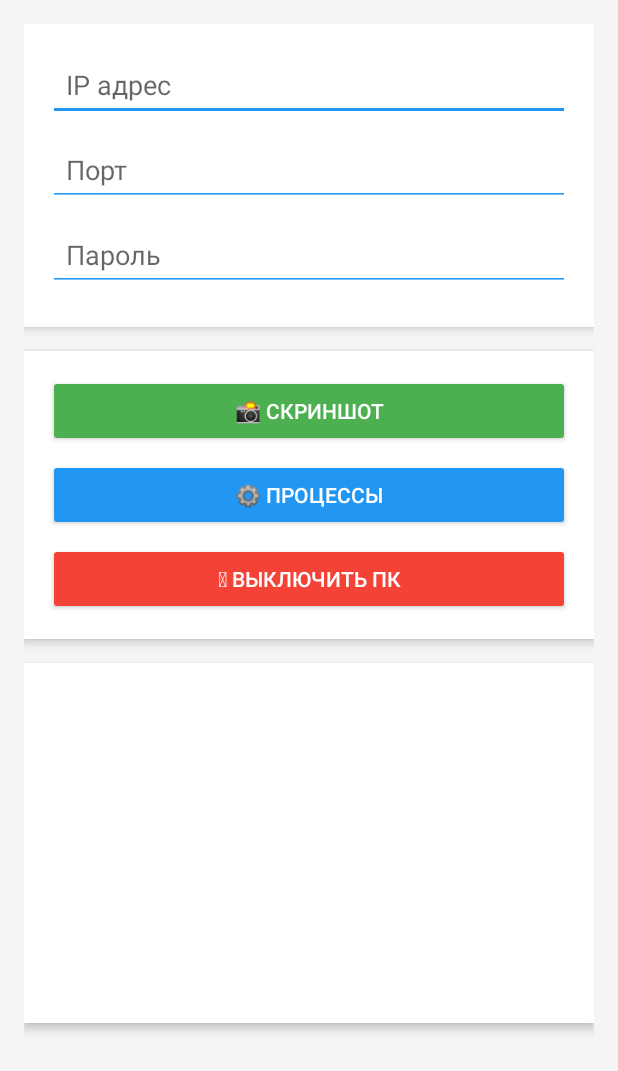
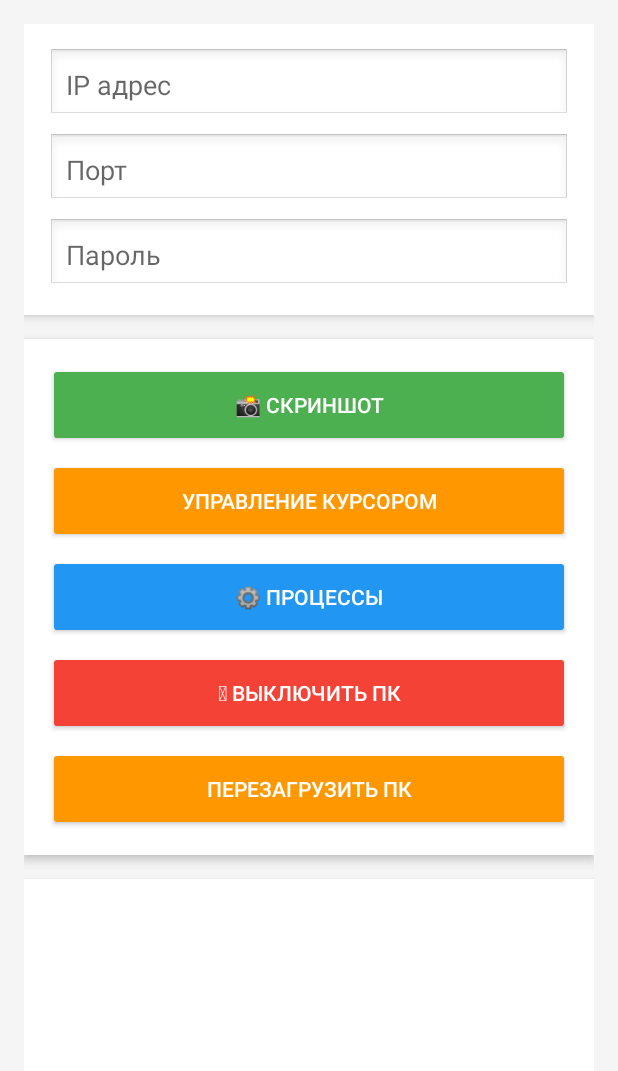
Before and after one commit to k1ra-xD/ps, an Android app: the screen it shows after launch (MainActivity), on a phone screen of 412 x 824 dp. Shown: the top 1071 px of the screen. Run offline under Robolectric (Android 15) with nearby library versions, the phone set to English and light mode, and no system bars.

Commit message:
курсор 1.2

```diff
--- a/app/src/main/AndroidManifest.xml
+++ b/app/src/main/AndroidManifest.xml
@@ -14,6 +14,10 @@
             android:exported="true" />
 
         <activity
+            android:name=".CursorActivity"
+            android:exported="true" />
+
+        <activity
             android:name=".MainActivity"
             android:exported="true">
             <intent-filter>
--- a/app/src/main/java/com/example/remotepccontroller/MainActivity.java
+++ b/app/src/main/java/com/example/remotepccontroller/MainActivity.java
@@ -16,7 +16,7 @@ import java.net.Socket;
 public class MainActivity extends AppCompatActivity {
 
     private EditText editIp, editPort, editPassword;
-    private Button btnScreenshot, btnShutdown, btnProcesses;
+    private Button btnScreenshot, btnShutdown, btnProcesses, btnCursor;
     private ImageView imageView;
     private SessionManager sessionManager;
 
@@ -31,11 +31,11 @@ public class MainActivity extends AppCompatActivity {
         btnScreenshot = findViewById(R.id.btnScreenshot);
         btnShutdown = findViewById(R.id.btnShutdown);
         btnProcesses = findViewById(R.id.btnProcesses);
+        btnCursor = findViewById(R.id.btnCursor); // новая кнопка
         imageView = findViewById(R.id.imageView);
 
         sessionManager = new SessionManager(this);
 
-        // если уже есть данные → подставляем
         if (sessionManager.hasSession()) {
             editIp.setText(sessionManager.getIp());
             editPort.setText(String.valueOf(sessionManager.getPort()));
@@ -57,6 +57,23 @@ public class MainActivity extends AppCompatActivity {
             Intent intent = new Intent(MainActivity.this, ProcessesActivity.class);
             startActivity(intent);
         });
+
+        btnCursor.setOnClickListener(v -> {
+            saveSession();
+            Intent intent = new Intent(MainActivity.this, CursorActivity.class);
+            startActivity(intent);
+        });
+
+        Button btnRestart = findViewById(R.id.btnRestart);
+        btnRestart.setOnClickListener(v -> {
+            saveSession();
+            String ip = editIp.getText().toString().trim();
+            String port = editPort.getText().toString().trim();
+            String password = editPassword.getText().toString();
+
+            new SendCommandTask(ip, port, password).execute("restart");
+        });
+
     }
 
     private void saveSession() {
@@ -70,8 +87,6 @@ public class MainActivity extends AppCompatActivity {
         } catch (Exception ignored) {}
 
         sessionManager.saveSession(ip, port, "user", password);
-        // username поставил "user", т.к. у тебя только пароль.
-        // Если будет логин — поменяешь.
     }
 
     private void takeScreenshot() {
--- a/app/src/main/res/layout/activity_main.xml
+++ b/app/src/main/res/layout/activity_main.xml
@@ -3,13 +3,13 @@
     android:layout_width="match_parent"
     android:layout_height="match_parent"
     android:fillViewport="true"
-    android:background="#F5F5F5">
+    android:background="#F5F5F5"
+    android:padding="16dp">
 
     <LinearLayout
         android:orientation="vertical"
         android:layout_width="match_parent"
-        android:layout_height="wrap_content"
-        android:padding="16dp">
+        android:layout_height="wrap_content">
 
         <!-- Карточка с подключением -->
         <LinearLayout
@@ -20,8 +20,7 @@
             android:elevation="4dp"
             android:padding="16dp"
             android:layout_marginBottom="16dp"
-            android:clipToOutline="true"
-            android:backgroundTint="@android:color/white">
+            android:clipToOutline="true">
 
             <EditText
                 android:id="@+id/editIp"
@@ -29,9 +28,9 @@
                 android:layout_height="wrap_content"
                 android:hint="IP адрес"
                 android:inputType="text"
-                android:backgroundTint="#2196F3"
                 android:padding="12dp"
-                android:layout_marginBottom="8dp"/>
+                android:layout_marginBottom="8dp"
+                android:background="@android:drawable/edit_text"/>
 
             <EditText
                 android:id="@+id/editPort"
@@ -39,9 +38,9 @@
                 android:layout_height="wrap_content"
                 android:hint="Порт"
                 android:inputType="number"
-                android:backgroundTint="#2196F3"
                 android:padding="12dp"
-                android:layout_marginBottom="8dp"/>
+                android:layout_marginBottom="8dp"
+                android:background="@android:drawable/edit_text"/>
 
             <EditText
                 android:id="@+id/editPassword"
@@ -49,9 +48,9 @@
                 android:layout_height="wrap_content"
                 android:hint="Пароль"
                 android:inputType="textPassword"
-                android:backgroundTint="#2196F3"
                 android:padding="12dp"
-                android:layout_marginBottom="8dp"/>
+                android:layout_marginBottom="0dp"
+                android:background="@android:drawable/edit_text"/>
         </LinearLayout>
 
         <!-- Кнопки действий -->
@@ -62,21 +61,31 @@
             android:background="@android:color/white"
             android:elevation="4dp"
             android:padding="16dp"
-            android:clipToOutline="true">
+            android:clipToOutline="true"
+            android:layout_marginBottom="16dp">
 
             <Button
                 android:id="@+id/btnScreenshot"
                 android:layout_width="match_parent"
-                android:layout_height="wrap_content"
+                android:layout_height="56dp"
                 android:text="📸 Скриншот"
                 android:backgroundTint="#4CAF50"
                 android:textColor="@android:color/white"
                 android:layout_marginBottom="8dp"/>
 
             <Button
+                android:id="@+id/btnCursor"
+                android:layout_width="match_parent"
+                android:layout_height="56dp"
+                android:text="Управление курсором"
+                android:backgroundTint="#FF9800"
+                android:textColor="@android:color/white"
+                android:layout_marginBottom="8dp"/>
+
+            <Button
                 android:id="@+id/btnProcesses"
                 android:layout_width="match_parent"
-                android:layout_height="wrap_content"
+                android:layout_height="56dp"
                 android:text="⚙️ Процессы"
                 android:backgroundTint="#2196F3"
                 android:textColor="@android:color/white"
@@ -85,9 +94,18 @@
             <Button
                 android:id="@+id/btnShutdown"
                 android:layout_width="match_parent"
-                android:layout_height="wrap_content"
+                android:layout_height="56dp"
                 android:text="⏻ Выключить ПК"
                 android:backgroundTint="#F44336"
+                android:textColor="@android:color/white"
+                android:layout_marginBottom="8dp"/>
+
+            <Button
+                android:id="@+id/btnRestart"
+                android:layout_width="match_parent"
+                android:layout_height="56dp"
+                android:text="Перезагрузить ПК"
+                android:backgroundTint="#FF9800"
                 android:textColor="@android:color/white"/>
         </LinearLayout>
 
@@ -96,7 +114,7 @@
             android:id="@+id/imageView"
             android:layout_width="match_parent"
             android:layout_height="240dp"
-            android:layout_marginTop="16dp"
+            android:layout_marginBottom="16dp"
             android:background="@android:color/white"
             android:scaleType="fitCenter"
             android:elevation="4dp"/>
```
Also changed, not shown: app/src/main/java/com/example/remotepccontroller/CursorActivity.java (added, +99 -0 lines), app/src/main/res/layout/activity_cursor.xml (added, +50 -0 lines).
